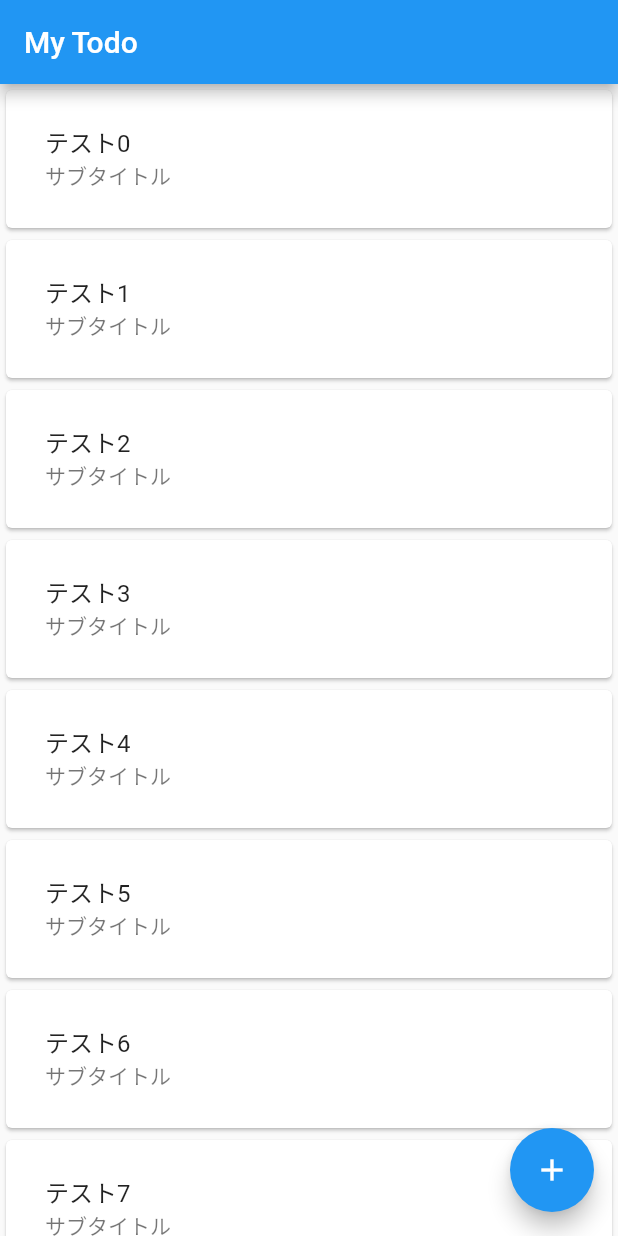
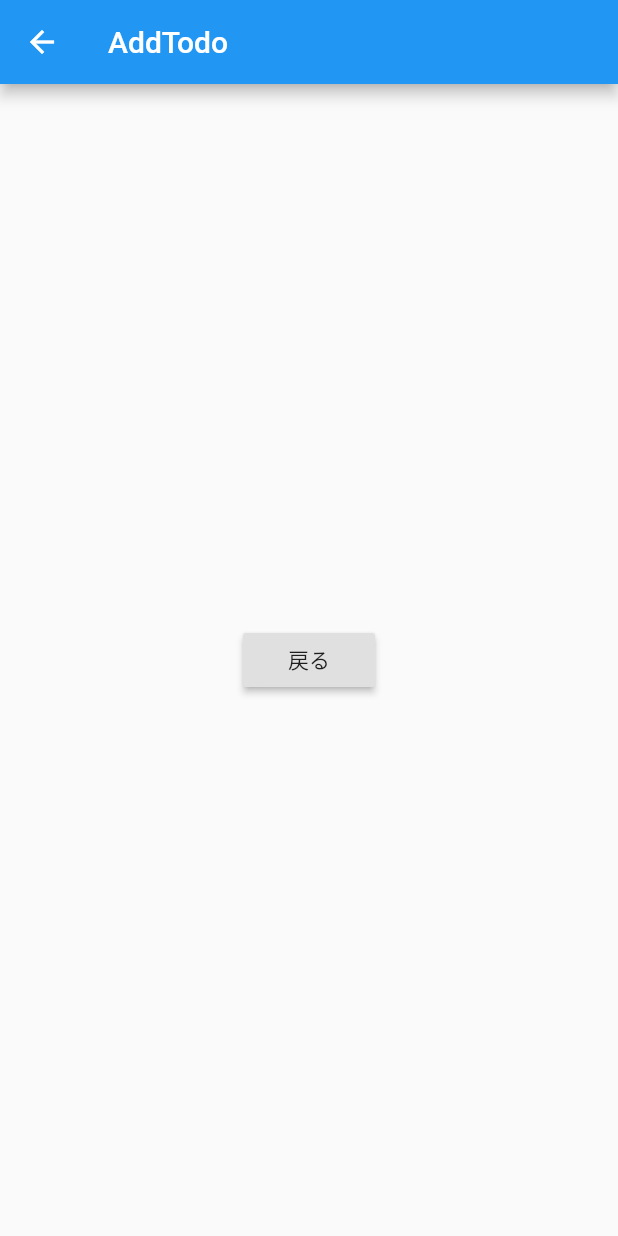
Before and after one commit to reika178/my_todo_app, a Flutter app: the screen it shows after launch, after a tap on the "add" icon, on a phone screen of 412 x 824 dp. Run offline on Flutter 3.47's test engine with Material 2 defaults, Android fonts, the phone set to English and light mode, and no system bars.

Commit message:
画面遷移追加

```diff
--- a/lib/main.dart
+++ b/lib/main.dart
@@ -11,7 +11,6 @@ class MyApp extends StatelessWidget {
       title: 'My Todo App',
       theme: ThemeData(
         primarySwatch: Colors.blue,
-        // visualDensity: VisualDensity.adaptivePlatformDensity,
       ),
       home: MyHomePage(title: 'My Todo'),
     );
@@ -69,9 +68,29 @@ class _MyHomePageState extends State<MyHomePage> {
       floatingActionButton: new FloatingActionButton(
           child: new Icon(Icons.add),
           onPressed: () {
-
+            Navigator.push(
+              context,
+              MaterialPageRoute(builder: (context) => AddTodo()),
+            );
           },
       ),
     );
   }
 }
+
+class AddTodo extends StatelessWidget {
+  @override
+  Widget build(BuildContext context) => Scaffold(
+    appBar:AppBar(
+      title: Text('AddTodo'),
+      ),
+      body: Center(
+        child: RaisedButton(
+          onPressed: () {
+            Navigator.pop(context);
+          },
+          child: Text('戻る'),
+        ),
+      ),
+  );
+}
```
